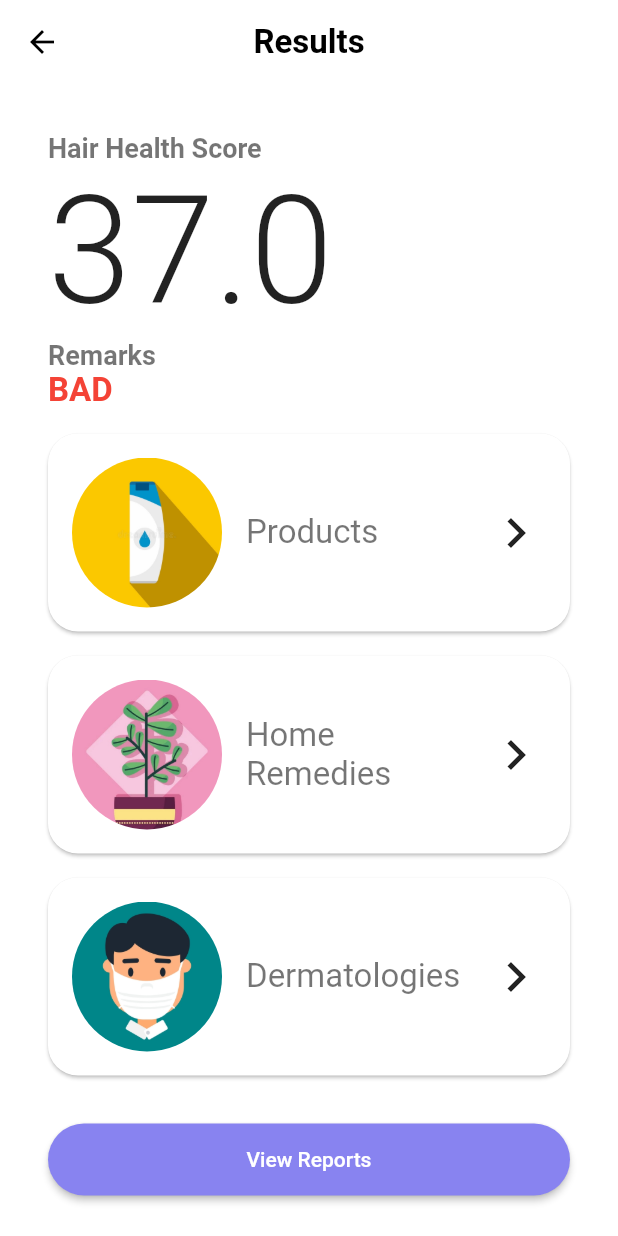
After one commit to muiz6/healthy, a Flutter app: the ResultHairPage screen opened directly, on a phone screen of 412 x 824 dp. The commit adds this screen. Run offline on Flutter 3.47's test engine with Material 2 defaults, Android fonts, the phone set to English and light mode, and no system bars; our stand-ins replace camera, flutter_svg, get.

Commit message:
added hair pages

```diff
--- a/lib/pages/camera_hair_page.dart
+++ b/lib/pages/camera_hair_page.dart
@@ -1,8 +1,10 @@
 import 'package:camera/camera.dart';
 import 'package:flutter/material.dart';
 import 'package:flutter_svg/flutter_svg.dart';
+import 'package:get/get.dart';
 
 import 'package:healthy/dimens.dart' as dimens;
+import 'package:healthy/pages/result_hair_page.dart';
 
 class CameraHairPage extends StatefulWidget {
   @override
@@ -41,7 +43,8 @@ class _CameraHairPageState extends State<CameraHairPage> {
               ),
               Column(
                 children: [
-                  Container(
+                  GestureDetector(
+                    child: Container(
                       height: 70,
                       width: 70,
                       decoration: BoxDecoration(
@@ -51,6 +54,8 @@ class _CameraHairPageState extends State<CameraHairPage> {
                           width: 5,
                         ),
                       ),
+                    ),
+                    onTap: () => Get.to(ResultHairPage()),
                   ),
                   SizedBox(
                     height: 50,
--- /dev/null
+++ b/lib/pages/result_hair_page.dart
@@ -0,0 +1,84 @@
+import 'package:flutter/material.dart';
+import 'package:get/get.dart';
+
+import 'package:healthy/dimens.dart' as dimens;
+import 'package:healthy/pages/product_page.dart';
+import 'package:healthy/pages/remedy_page.dart';
+import 'package:healthy/strings.dart' as strings;
+import 'package:healthy/widgets/view_more_tile.dart';
+
+class ResultHairPage extends StatelessWidget {
+  @override
+  Widget build(BuildContext context) {
+    final textTheme = Theme.of(context).textTheme;
+    return Scaffold(
+      appBar: AppBar(
+        title: Text(strings.results),
+      ),
+      body: SingleChildScrollView(
+        child: Padding(
+          padding: const EdgeInsets.all(dimens.insetL),
+          child: Column(
+            children: [
+              Text(
+                'Hair Health Score',
+                style: textTheme.headline4,
+              ),
+              Text(
+                '37.0',
+                style: TextStyle(
+                  fontSize: 100,
+                  fontWeight: FontWeight.w300,
+                ),
+              ),
+              Text(
+                strings.remarks,
+                style: textTheme.headline4,
+              ),
+              Text(
+                'BAD',
+                style: textTheme.headline3?.copyWith(
+                  color: Colors.red,
+                ),
+              ),
+              SizedBox(
+                height: dimens.insetM,
+              ),
+              ViewMoreTile(
+                imageAssetName: 'assets/img/product.jpg',
+                title: 'Products',
+                subtitle: 'Natural products for better health',
+                onClick: () => Get.to(ProductPage()),
+              ),
+              SizedBox(
+                height: dimens.insetM,
+              ),
+              ViewMoreTile(
+                imageAssetName: 'assets/img/plant.jpg',
+                title: 'Home Remedies',
+                subtitle: 'For the DIY enthusiasts',
+                onClick: () => Get.to(RemedyPage()),
+              ),
+              SizedBox(
+                height: dimens.insetM,
+              ),
+              ViewMoreTile(
+                imageAssetName: 'assets/img/person.jpg',
+                title: 'Dermatologies',
+                subtitle: 'Need expert advice?',
+              ),
+              SizedBox(
+                height: dimens.insetL,
+              ),
+              ElevatedButton(
+                onPressed: () {},
+                child: Text('View Reports'),
+              ),
+            ],
+            crossAxisAlignment: CrossAxisAlignment.stretch,
+          ),
+        ),
+      ),
+    );
+  }
+}
```
Lines whose indentation alone changed are shown as unchanged.
